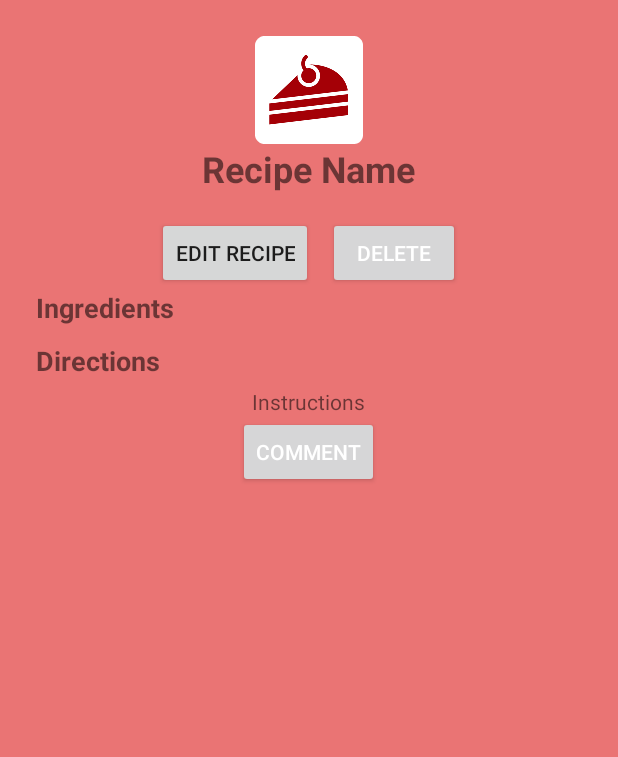
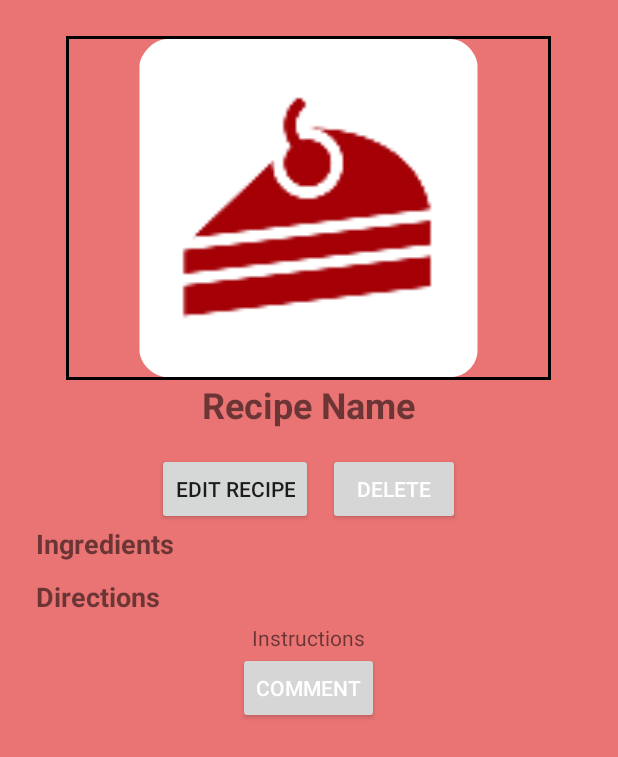
Before and after one commit to linj2/Recipes-Android-app, an Android app: the layout recipe_view.xml on its own in the app's theme, with its tools: preview values and no code run, on a phone screen of 412 x 824 dp. Shown: the top 757 px of the screen. Run offline under Robolectric (Android 15) with nearby library versions, the phone set to English and light mode, and no system bars.

Commit message:
add border to image view and enlarged image size

```diff
--- a/RecipeTracker/app/src/main/java/edu/rosehulman/menga/recipetracker/RecipeFragment.kt
+++ b/RecipeTracker/app/src/main/java/edu/rosehulman/menga/recipetracker/RecipeFragment.kt
@@ -119,6 +119,7 @@ class RecipeFragment: Fragment() {
         if(recipe?.picId != (-1).toLong()) {
             Picasso.get()
                 .load(recipe?.url)
+                .fit()
                 .into(view.recipe_image_view)
         }
         if(previous == Constants.FAVORITE) {
@@ -167,7 +168,7 @@ class RecipeFragment: Fragment() {
                 val ret = LayoutInflater.from(context).inflate(R.layout.dialog_edit_recipe, null, false)
                 builder.setView(ret)
                 if(recipe?.picId!=(-1).toLong()) {
-                    Picasso.get().load(recipe?.url).into(ret.recipe_image)
+                    Picasso.get().load(recipe?.url).fit().into(ret.recipe_image)
                 }
                 builder.setPositiveButton(android.R.string.ok, null)
                 builder.setNeutralButton(context!!.resources.getString(R.string.plus), null)
@@ -494,7 +495,7 @@ class RecipeFragment: Fragment() {
                     val downloadUri = task.result
                     url = downloadUri.toString()
                     if(into!=null) {
-                        Picasso.get().load(url).into(into)
+                        Picasso.get().load(url).fit().into(into)
                     }
                 } else {
                     // Handle failures
--- /dev/null
+++ b/RecipeTracker/app/src/main/res/drawable/image_border.xml
@@ -0,0 +1,10 @@
+<?xml version="1.0" encoding="UTF-8"?>
+<shape xmlns:android="http://schemas.android.com/apk/res/android">
+    <stroke android:width="2dp" android:color="#000000" />
+    <padding
+            android:left="2dp"
+            android:bottom="2dp"
+            android:right="2dp"
+            android:top="2dp"
+    />
+</shape>
--- a/RecipeTracker/app/src/main/res/layout/recipe_view.xml
+++ b/RecipeTracker/app/src/main/res/layout/recipe_view.xml
@@ -16,10 +16,12 @@
             android:orientation="vertical"
     >
         <ImageView
-                android:layout_width="wrap_content"
-                android:layout_height="wrap_content"
+                android:layout_width="323dp"
+                android:layout_height="229dp"
                 android:src="@mipmap/ic_launcher"
                 android:id="@+id/recipe_image_view"
+                android:background="@drawable/image_border"
+                android:cropToPadding="true"
         />
 
         <TextView
@@ -98,7 +100,7 @@
                 android:layout_height="wrap_content"
                 android:id="@+id/instructions_view"
                 android:text="@string/instructions_string"
-                android:layout_marginHorizontal="10dp"
+                android:layout_marginHorizontal="15dp"
         />
         <Button
                 android:id="@+id/Button_show_comment"
```
